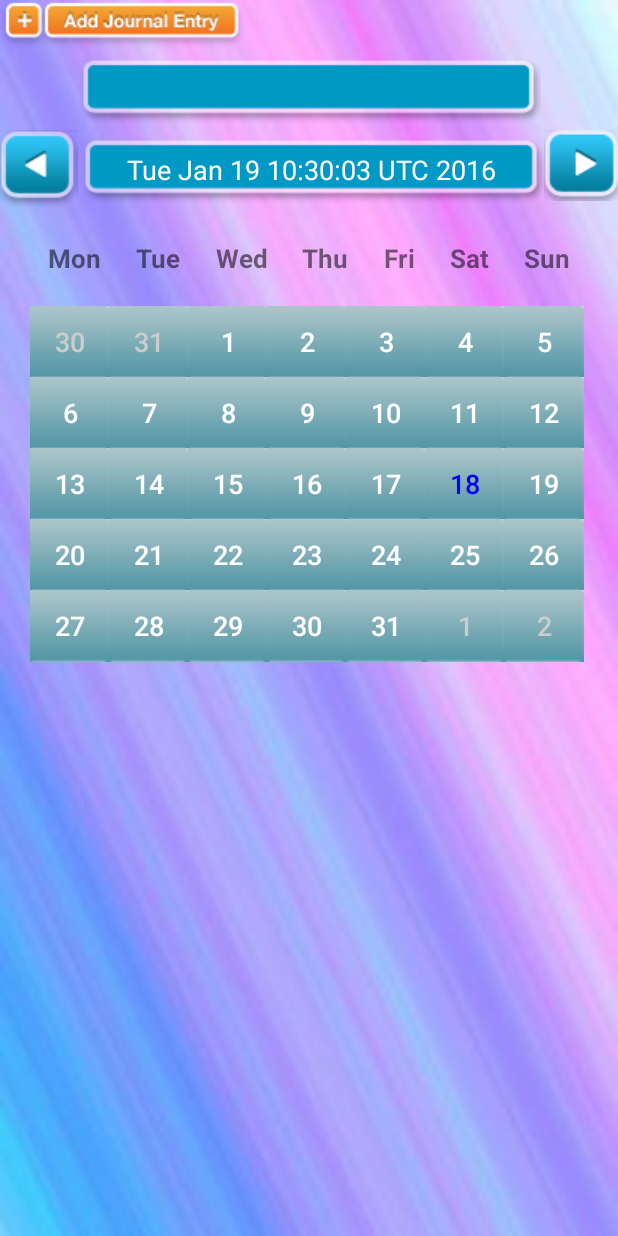
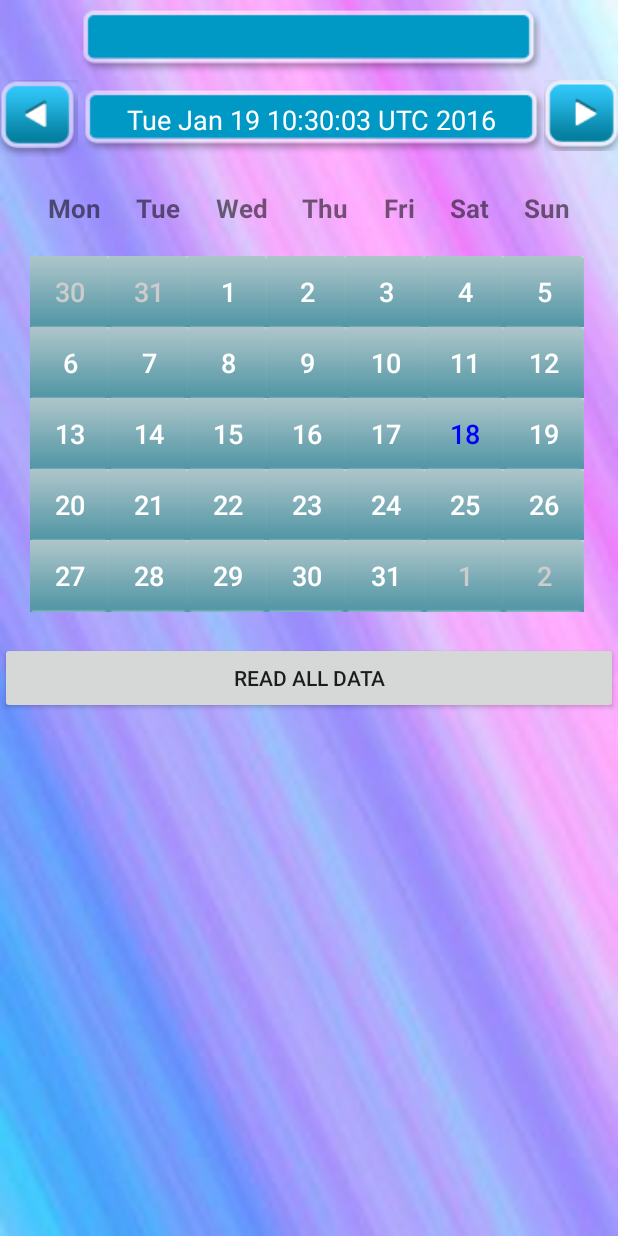
Before and after one commit to masterUNG/Solenda, an Android app: the screen it shows after launch (MainActivity), on a phone screen of 412 x 824 dp. Run offline under Robolectric (Android 15) with nearby library versions, the phone set to English and light mode, and no system bars.

Commit message:
Intent to ReadAll

```diff
--- a/app/src/main/java/rtc/amornrat/sirinrat/solendar/MainActivity.java
+++ b/app/src/main/java/rtc/amornrat/sirinrat/solendar/MainActivity.java
@@ -105,6 +105,10 @@ public class MainActivity extends AppCompatActivity implements OnClickListener {
         calendarView.setAdapter(adapter);
 
     }   // Main Method
+
+    public void clickReadAllData(View view) {
+        startActivity(new Intent(MainActivity.this, ReadAllDataListView.class));
+    }
 
 
 
--- a/app/src/main/res/layout/activity_main.xml
+++ b/app/src/main/res/layout/activity_main.xml
@@ -5,14 +5,6 @@
     android:layout_width="match_parent"
     android:layout_height="match_parent"
     android:background="@drawable/bg3">
-
-    <ImageView
-        android:id="@+id/addJournalEntry"
-        android:src="@drawable/add_journal_icon"
-        android:gravity="left"
-        android:layout_width="wrap_content"
-        android:layout_height="wrap_content">
-    </ImageView>
 
     <Button
         android:id="@+id/selectedDayMonthYear"
@@ -143,4 +135,12 @@
         android:layout_margin="20dp">
     </GridView>
 
+    <Button
+        android:layout_width="match_parent"
+        android:layout_height="wrap_content"
+        android:onClick="clickReadAllData"
+        android:text="Read All Data"
+        android:id="@+id/button3"
+        android:layout_gravity="bottom" />
+
 </LinearLayout>
```
Also changed, not shown: app/src/main/AndroidManifest.xml (+5 -2 lines), app/src/main/java/rtc/amornrat/sirinrat/solendar/ReadAllDataListView.java (added, +13 -0 lines), app/src/main/res/layout/activity_read_all_data_list_view.xml (added, +12 -0 lines).
